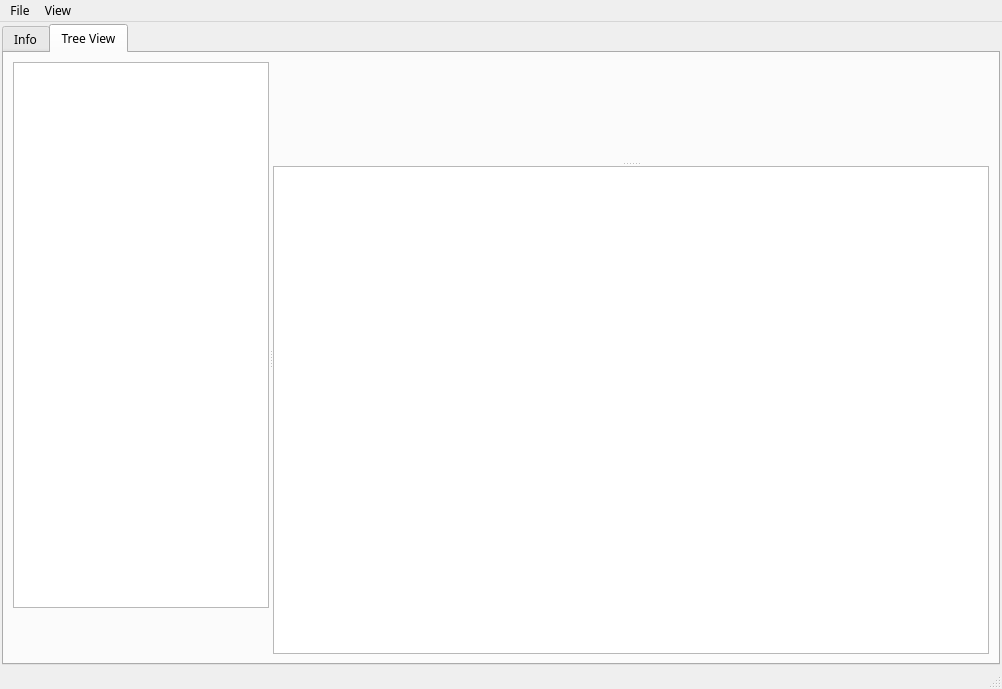
Above: editorWindow.ui from tangorcraft/m3editor-python before the change. Below: the same form after it.
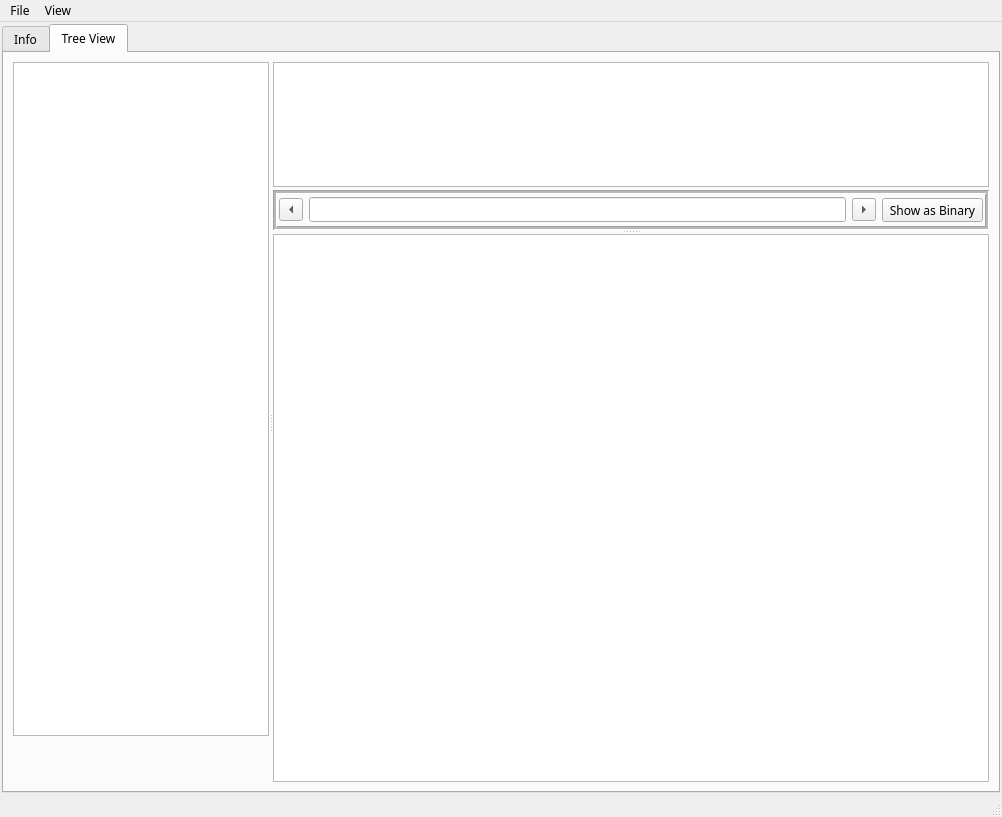
That is the form after the change.

Commit message: Adding tag items navigation and binary view

```diff
--- a/editorWindow.ui
+++ b/editorWindow.ui
@@ -7,7 +7,7 @@
     <x>0</x>
     <y>0</y>
     <width>1002</width>
-    <height>689</height>
+    <height>817</height>
    </rect>
   </property>
   <property name="font">
@@ -117,6 +117,124 @@
               <height>100</height>
              </size>
             </property>
+            <layout class="QHBoxLayout" name="horizontalLayout">
+             <property name="leftMargin">
+              <number>0</number>
+             </property>
+             <property name="topMargin">
+              <number>0</number>
+             </property>
+             <property name="rightMargin">
+              <number>0</number>
+             </property>
+             <property name="bottomMargin">
+              <number>0</number>
+             </property>
+             <item>
+              <layout class="QVBoxLayout" name="verticalLayout_4">
+               <property name="spacing">
+                <number>3</number>
+               </property>
+               <item>
+                <widget class="QTextBrowser" name="textFieldHint"/>
+               </item>
+               <item>
+                <widget class="QFrame" name="itemNaviPanel">
+                 <property name="sizePolicy">
+                  <sizepolicy hsizetype="Minimum" vsizetype="Fixed">
+                   <horstretch>0</horstretch>
+                   <verstretch>0</verstretch>
+                  </sizepolicy>
+                 </property>
+                 <property name="minimumSize">
+                  <size>
+                   <width>0</width>
+                   <height>40</height>
+                  </size>
+                 </property>
+                 <property name="maximumSize">
+                  <size>
+                   <width>16777215</width>
+                   <height>40</height>
+                  </size>
+                 </property>
+                 <property name="frameShape">
+                  <enum>QFrame::Box</enum>
+                 </property>
+                 <property name="frameShadow">
+                  <enum>QFrame::Sunken</enum>
+                 </property>
+                 <property name="midLineWidth">
+                  <number>2</number>
+                 </property>
+                 <layout class="QHBoxLayout" name="horizontalLayout_2">
+                  <property name="leftMargin">
+                   <number>2</number>
+                  </property>
+                  <property name="topMargin">
+                   <number>2</number>
+                  </property>
+                  <property name="rightMargin">
+                   <number>2</number>
+                  </property>
+                  <property name="bottomMargin">
+                   <number>2</number>
+                  </property>
+                  <item>
+                   <widget class="QToolButton" name="btnItemBack">
+                    <property name="text">
+                     <string>...</string>
+                    </property>
+                    <property name="autoRepeat">
+                     <bool>true</bool>
+                    </property>
+                    <property name="arrowType">
+                     <enum>Qt::LeftArrow</enum>
+                    </property>
+                   </widget>
+                  </item>
+                  <item>
+                   <widget class="QLineEdit" name="edtItemNavi">
+                    <property name="alignment">
+                     <set>Qt::AlignCenter</set>
+                    </property>
+                   </widget>
+                  </item>
+                  <item>
+                   <widget class="QToolButton" name="btnItemForw">
+                    <property name="text">
+                     <string>...</string>
+                    </property>
+                    <property name="autoRepeat">
+                     <bool>true</bool>
+                    </property>
+                    <property name="arrowType">
+                     <enum>Qt::RightArrow</enum>
+                    </property>
+                   </widget>
+                  </item>
+                  <item>
+                   <widget class="QToolButton" name="btnShowBinary">
+                    <property name="sizePolicy">
+                     <sizepolicy hsizetype="Fixed" vsizetype="Fixed">
+                      <horstretch>0</horstretch>
+                      <verstretch>0</verstretch>
+                     </sizepolicy>
+                    </property>
+                    <property name="text">
+                     <string>Show as Binary</string>
+                    </property>
+                    <property name="checkable">
+                     <bool>true</bool>
+                    </property>
+                   </widget>
+                  </item>
+                 </layout>
+                </widget>
+               </item>
+              </layout>
+             </item>
+            </layout>
            </widget>
            <widget class="QTreeView" name="fieldsTable">
             <property name="sizePolicy">
```
The commit also changes 5 other files.
